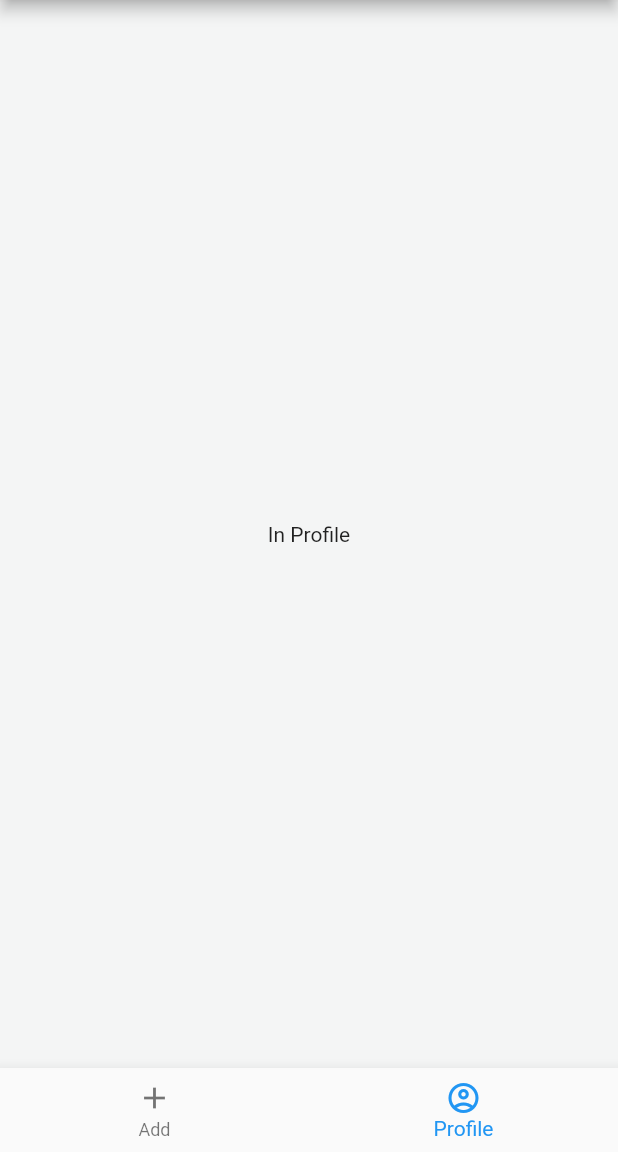
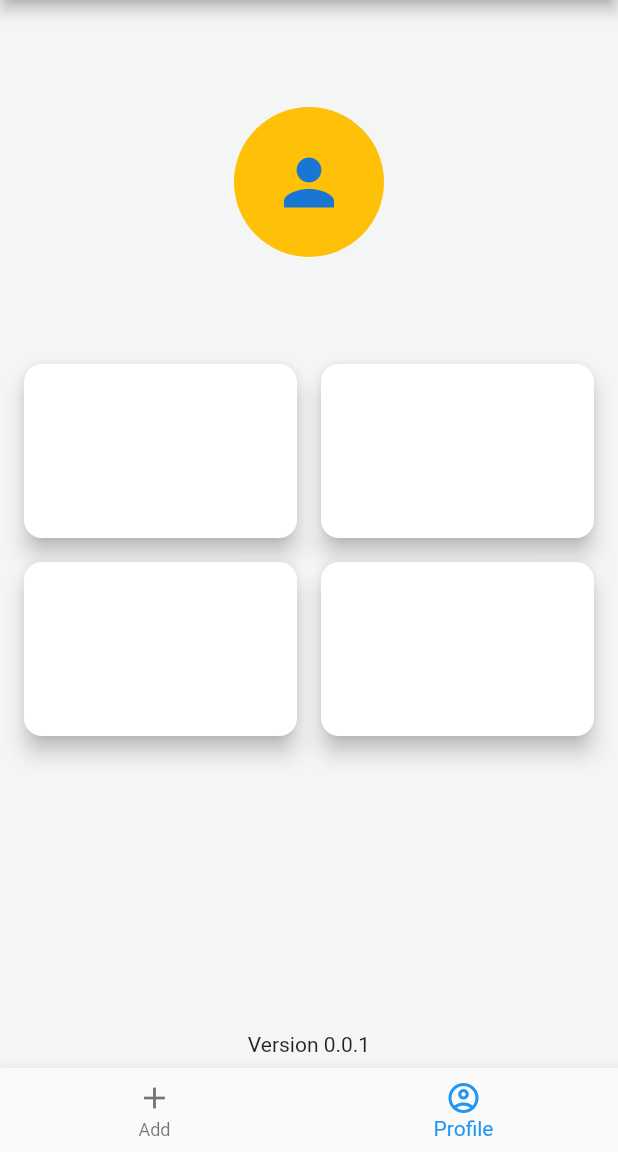
Before and after one commit to Vasco-90/todo_app, a Flutter app: the screen it shows after launch, item 2 of the bottom bar chosen, on a phone screen of 412 x 824 dp, the part 84-1236 px from its top. Run offline on Flutter 3.47's test engine with Material 2 defaults, Android fonts, the phone set to English and light mode, and no system bars; our stand-ins replace auto_route, bloc, flutter_bloc, freezed_annotation.

Commit message:
add profile page

```diff
--- /dev/null
+++ b/lib/common/components/card_container.dart
@@ -0,0 +1,18 @@
+import 'package:flutter/material.dart';
+
+class CardContainer extends StatelessWidget {
+  const CardContainer({Key? key}) : super(key: key);
+
+  @override
+  Widget build(BuildContext context) {
+    return Padding(
+      padding: const EdgeInsets.all(8.0),
+      child: PhysicalModel(
+        borderRadius: BorderRadius.circular(12),
+        color: Colors.white,
+        elevation: 6,
+        child: Container(),
+      ),
+    );
+  }
+}
--- /dev/null
+++ b/lib/profile/components/app_info_section.dart
@@ -0,0 +1,12 @@
+import 'package:flutter/material.dart';
+
+class AppInfoSection extends StatelessWidget {
+  const AppInfoSection({
+    Key? key,
+  }) : super(key: key);
+
+  @override
+  Widget build(BuildContext context) {
+    return Text('Version 0.0.1');
+  }
+}
--- /dev/null
+++ b/lib/profile/components/avatar_section.dart
@@ -0,0 +1,19 @@
+import 'package:flutter/material.dart';
+
+class AvatarSection extends StatelessWidget {
+  const AvatarSection({
+    Key? key,
+  }) : super(key: key);
+
+  @override
+  Widget build(BuildContext context) {
+    return CircleAvatar(
+      radius: 50,
+      backgroundColor: Colors.amber,
+      child: Icon(
+        Icons.person,
+        size: 50,
+      ),
+    );
+  }
+}
--- a/lib/profile/profile_page.dart
+++ b/lib/profile/profile_page.dart
@@ -1,12 +1,37 @@
 import 'package:flutter/material.dart';
+import 'package:todo_app/common/components/card_container.dart';
+import 'package:todo_app/profile/components/app_info_section.dart';
+import 'package:todo_app/profile/components/avatar_section.dart';
 
 class ProfilePage extends StatelessWidget {
   const ProfilePage({Key? key}) : super(key: key);
 
   @override
   Widget build(BuildContext context) {
-    return Center(
-      child: Text('In Profile'),
+    return Padding(
+      padding: const EdgeInsets.all(8.0),
+      child: Column(
+        mainAxisAlignment: MainAxisAlignment.spaceBetween,
+        children: [
+          const Expanded(
+            child: AvatarSection(),
+          ),
+          Expanded(
+            flex: 2,
+            child: GridView.count(
+              crossAxisCount: 2,
+              childAspectRatio: 1.5 / 1,
+              children: [
+                CardContainer(),
+                CardContainer(),
+                CardContainer(),
+                CardContainer(),
+              ],
+            ),
+          ),
+          const AppInfoSection(),
+        ],
+      ),
     );
   }
 }
```
